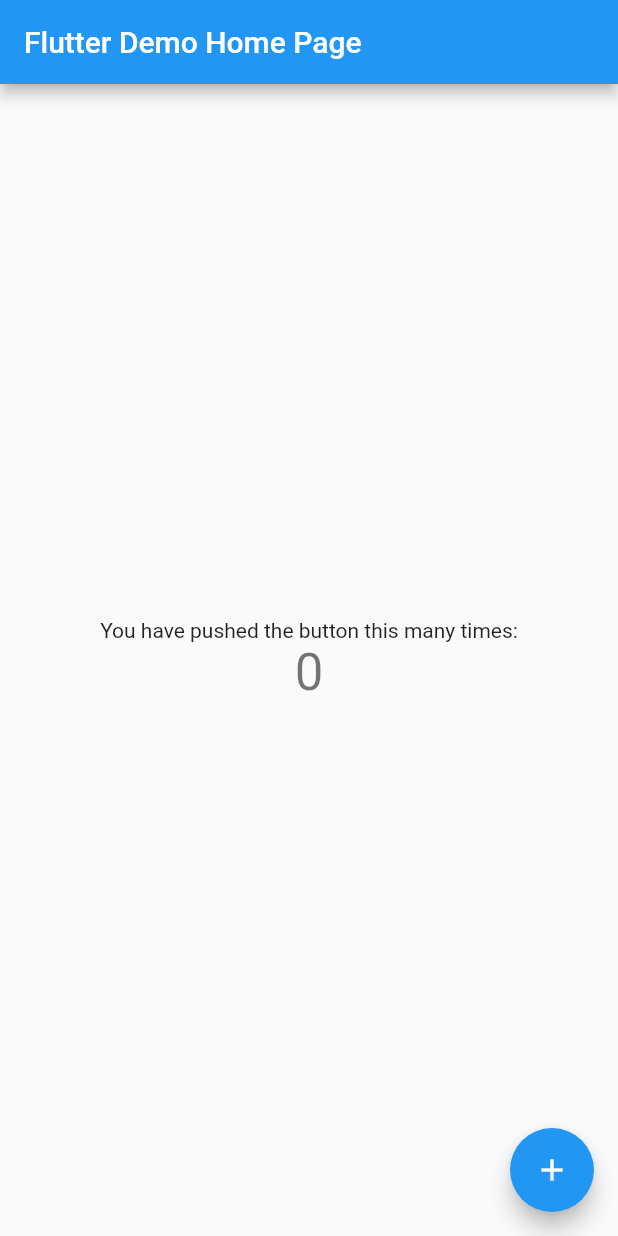
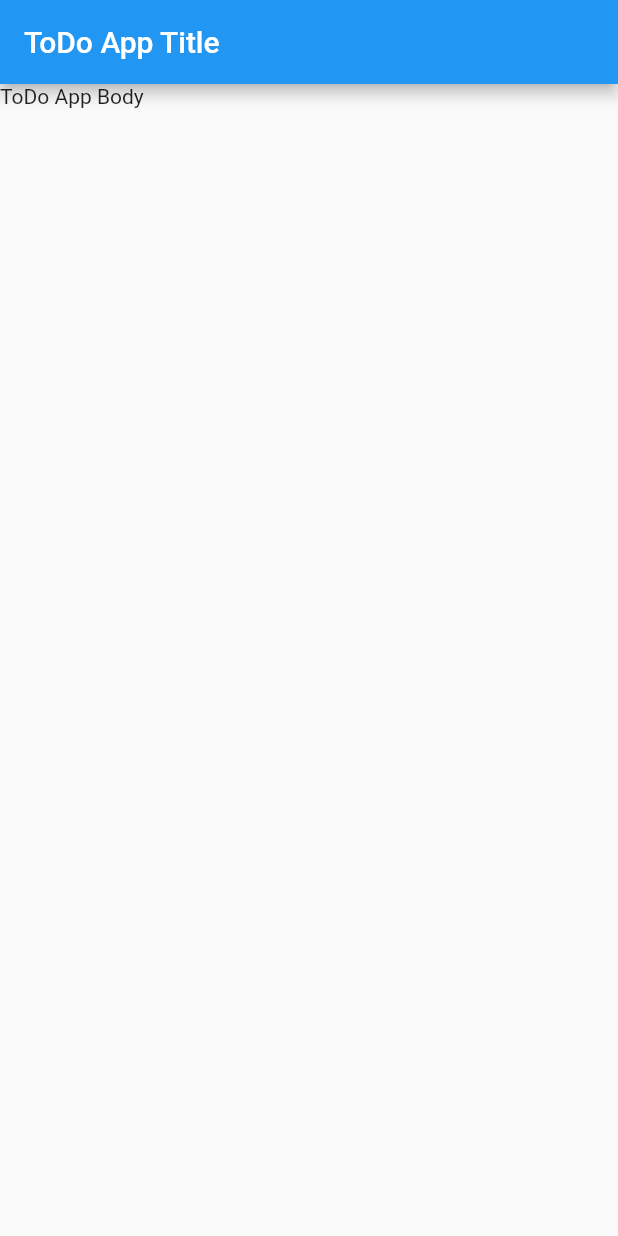
Before and after one commit to felipe-goes/todo_app, a Flutter app: the screen it shows after launch, on a phone screen of 412 x 824 dp. Run offline on Flutter 3.47's test engine with Material 2 defaults, Android fonts, the phone set to English and light mode, and no system bars.

Commit message:
# Cleaned the code to start from scratch.

```diff
--- a/lib/main.dart
+++ b/lib/main.dart
@@ -1,64 +1,21 @@
 import 'package:flutter/material.dart';
 
 void main() {
-  runApp(MyApp());
+  runApp(ToDoApp());
 }
 
-class MyApp extends StatelessWidget {
+class ToDoApp extends StatelessWidget {
   @override
   Widget build(BuildContext context) {
     return MaterialApp(
-      title: 'Flutter Demo',
       theme: ThemeData(
         primarySwatch: Colors.blue,
       ),
-      home: MyHomePage(title: 'Flutter Demo Home Page'),
-    );
-  }
-}
-
-class MyHomePage extends StatefulWidget {
-  MyHomePage({Key? key, required this.title}) : super(key: key);
-
-  final String title;
-
-  @override
-  _MyHomePageState createState() => _MyHomePageState();
-}
-
-class _MyHomePageState extends State<MyHomePage> {
-  int _counter = 0;
-
-  void _incrementCounter() {
-    setState(() {
-      _counter++;
-    });
-  }
-
-  @override
-  Widget build(BuildContext context) {
-    return Scaffold(
-      appBar: AppBar(
-        title: Text(widget.title),
-      ),
-      body: Center(
-        child: Column(
-          mainAxisAlignment: MainAxisAlignment.center,
-          children: <Widget>[
-            Text(
-              'You have pushed the button this many times:',
-            ),
-            Text(
-              '$_counter',
-              style: Theme.of(context).textTheme.headline4,
-            ),
-          ],
+      home: Scaffold(
+        appBar: AppBar(
+          title: Text('ToDo App Title'),
         ),
-      ),
-      floatingActionButton: FloatingActionButton(
-        onPressed: _incrementCounter,
-        tooltip: 'Increment',
-        child: Icon(Icons.add),
+        body: Text('ToDo App Body'),
       ),
     );
   }
```
Also changed, not shown: 1 other file.
